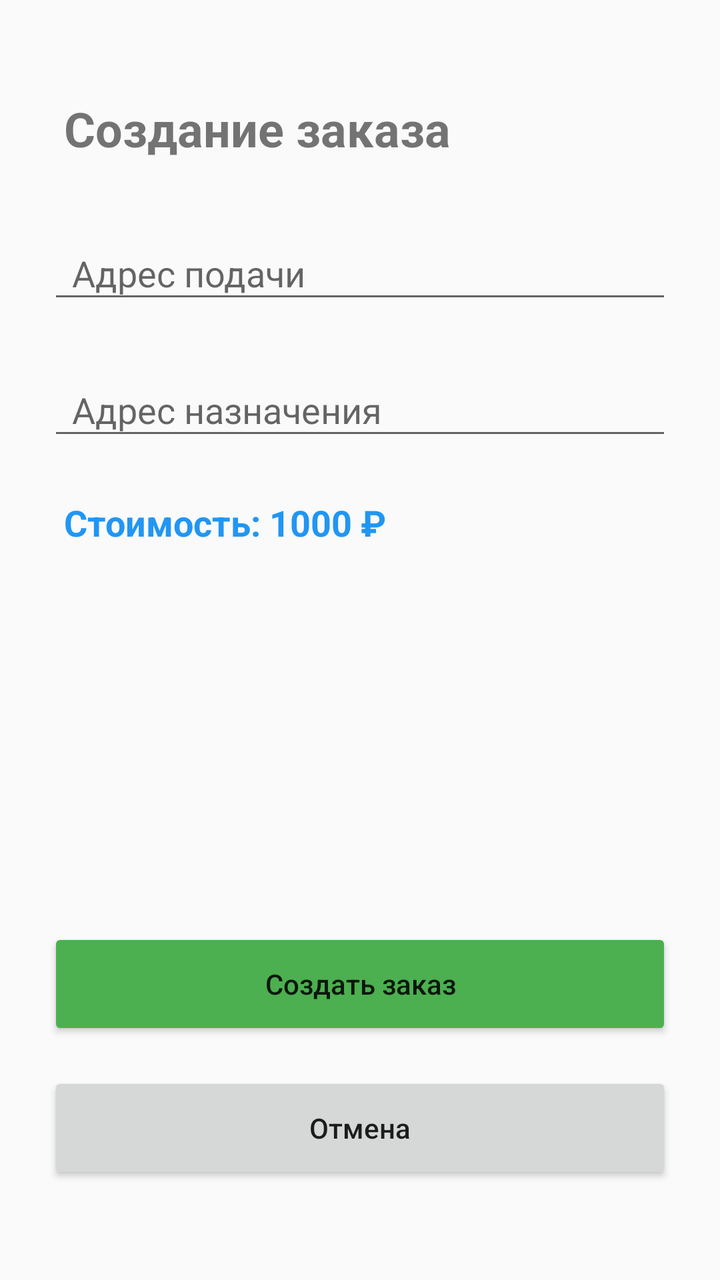
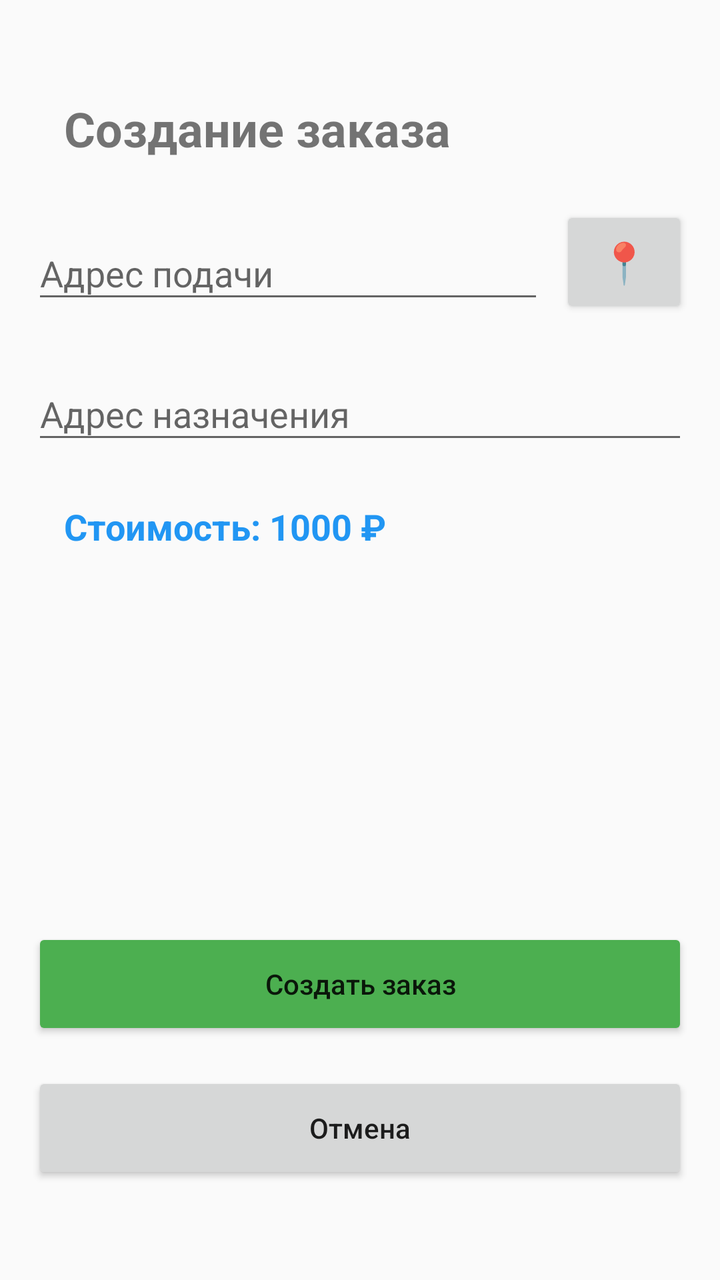

Before-and-after screenshots of an Android layout around one commit, followed by the original layout XML and the change that was made.
<!-- AndroidManifest.xml: application theme Theme.AppCompat.Light.DarkActionBar -->
<!-- res/layout/activity_create_order.xml -->
<?xml version="1.0" encoding="utf-8"?>
<androidx.constraintlayout.widget.ConstraintLayout
    xmlns:android="http://schemas.android.com/apk/res/android"
    xmlns:app="http://schemas.android.com/apk/res-auto"
    android:layout_width="match_parent"
    android:layout_height="match_parent"
    android:padding="16dp"
    android:fitsSystemWindows="true">

    <TextView
        android:id="@+id/title"
        android:layout_width="wrap_content"
        android:layout_height="wrap_content"
        android:text="Создание заказа"
        android:textSize="24sp"
        android:textStyle="bold"
        app:layout_constraintTop_toTopOf="parent"
        app:layout_constraintStart_toStartOf="parent"
        android:layout_marginTop="32dp"
        android:layout_marginStart="16dp" />

    <com.google.android.material.textfield.TextInputLayout
        android:id="@+id/pickupLayout"
        android:layout_width="0dp"
        android:layout_height="wrap_content"
        android:hint="Адрес подачи"
        app:layout_constraintTop_toBottomOf="@id/title"
        app:layout_constraintStart_toStartOf="parent"
        app:layout_constraintEnd_toEndOf="parent"
        android:layout_marginTop="24dp"
        android:layout_marginStart="8dp"
        android:layout_marginEnd="8dp">

        <com.google.android.material.textfield.TextInputEditText
            android:id="@+id/etPickupAddress"
            android:layout_width="match_parent"
            android:layout_height="wrap_content"
            android:paddingStart="12dp"
            android:paddingEnd="12dp"/>
    </com.google.android.material.textfield.TextInputLayout>

    <com.google.android.material.textfield.TextInputLayout
        android:id="@+id/dropoffLayout"
        android:layout_width="0dp"
        android:layout_height="wrap_content"
        android:hint="Адрес назначения"
        app:layout_constraintTop_toBottomOf="@id/pickupLayout"
        app:layout_constraintStart_toStartOf="parent"
        app:layout_constraintEnd_toEndOf="parent"
        android:layout_marginTop="16dp"
        android:layout_marginStart="8dp"
        android:layout_marginEnd="8dp">

        <com.google.android.material.textfield.TextInputEditText
            android:id="@+id/etDropoffAddress"
            android:layout_width="match_parent"
            android:layout_height="wrap_content"
            android:paddingStart="12dp"
            android:paddingEnd="12dp"/>
    </com.google.android.material.textfield.TextInputLayout>

    <TextView
        android:id="@+id/tvPrice"
        android:layout_width="wrap_content"
        android:layout_height="wrap_content"
        android:text="Стоимость: 1000 ₽"
        android:textSize="18sp"
        android:textStyle="bold"
        android:textColor="#2196F3"
        app:layout_constraintTop_toBottomOf="@id/dropoffLayout"
        app:layout_constraintStart_toStartOf="parent"
        android:layout_marginTop="24dp"
        android:layout_marginStart="16dp" />

    <Button
        android:id="@+id/btnCreateOrder"
        android:layout_width="0dp"
        android:layout_height="56dp"
        android:text="Создать заказ"
        android:textAllCaps="false"
        android:backgroundTint="#4CAF50"
        app:layout_constraintBottom_toTopOf="@id/btnCancel"
        app:layout_constraintStart_toStartOf="parent"
        app:layout_constraintEnd_toEndOf="parent"
        android:layout_marginBottom="16dp"
        android:layout_marginStart="8dp"
        android:layout_marginEnd="8dp" />

    <Button
        android:id="@+id/btnCancel"
        android:layout_width="0dp"
        android:layout_height="56dp"
        android:text="Отмена"
        android:textAllCaps="false"
        app:layout_constraintBottom_toBottomOf="parent"
        app:layout_constraintStart_toStartOf="parent"
        app:layout_constraintEnd_toEndOf="parent"
        android:layout_marginBottom="32dp"
        android:layout_marginStart="8dp"
        android:layout_marginEnd="8dp" />

</androidx.constraintlayout.widget.ConstraintLayout>
<!-- resources referenced by this layout -->
<resources>

</resources>

<!-- the commit's change to res/layout/activity_create_order.xml (unified diff, before → after) -->
@@ -19,44 +19,59 @@
         android:layout_marginTop="32dp"
         android:layout_marginStart="16dp" />
 
-    <com.google.android.material.textfield.TextInputLayout
-        android:id="@+id/pickupLayout"
+    <androidx.constraintlayout.widget.ConstraintLayout
+        android:id="@+id/pickupContainer"
         android:layout_width="0dp"
         android:layout_height="wrap_content"
-        android:hint="Адрес подачи"
         app:layout_constraintTop_toBottomOf="@id/title"
         app:layout_constraintStart_toStartOf="parent"
         app:layout_constraintEnd_toEndOf="parent"
-        android:layout_marginTop="24dp"
-        android:layout_marginStart="8dp"
-        android:layout_marginEnd="8dp">
+        android:layout_marginTop="24dp">
 
-        <com.google.android.material.textfield.TextInputEditText
-            android:id="@+id/etPickupAddress"
-            android:layout_width="match_parent"
+        <com.google.android.material.textfield.TextInputLayout
+            android:id="@+id/pickupLayout"
+            android:layout_width="0dp"
             android:layout_height="wrap_content"
-            android:paddingStart="12dp"
-            android:paddingEnd="12dp"/>
-    </com.google.android.material.textfield.TextInputLayout>
+            android:hint="Адрес подачи"
+            app:layout_constraintTop_toTopOf="parent"
+            app:layout_constraintStart_toStartOf="parent"
+            app:layout_constraintEnd_toStartOf="@id/btnCurrentLocation"
+            app:layout_constraintHorizontal_weight="4"
+            android:layout_marginEnd="8dp">
+
+            <EditText
+                android:id="@+id/etPickupAddress"
+                android:layout_width="match_parent"
+                android:layout_height="wrap_content" />
+        </com.google.android.material.textfield.TextInputLayout>
+
+        <Button
+            android:id="@+id/btnCurrentLocation"
+            android:layout_width="0dp"
+            android:layout_height="56dp"
+            android:text="📍"
+            android:textSize="20sp"
+            app:layout_constraintTop_toTopOf="@id/pickupLayout"
+            app:layout_constraintBottom_toBottomOf="@id/pickupLayout"
+            app:layout_constraintStart_toEndOf="@id/pickupLayout"
+            app:layout_constraintEnd_toEndOf="parent"
+            app:layout_constraintHorizontal_weight="1" />
+    </androidx.constraintlayout.widget.ConstraintLayout>
 
     <com.google.android.material.textfield.TextInputLayout
         android:id="@+id/dropoffLayout"
         android:layout_width="0dp"
         android:layout_height="wrap_content"
         android:hint="Адрес назначения"
-        app:layout_constraintTop_toBottomOf="@id/pickupLayout"
+        app:layout_constraintTop_toBottomOf="@id/pickupContainer"
         app:layout_constraintStart_toStartOf="parent"
         app:layout_constraintEnd_toEndOf="parent"
-        android:layout_marginTop="16dp"
-        android:layout_marginStart="8dp"
-        android:layout_marginEnd="8dp">
+        android:layout_marginTop="16dp">
 
-        <com.google.android.material.textfield.TextInputEditText
+        <EditText
             android:id="@+id/etDropoffAddress"
             android:layout_width="match_parent"
-            android:layout_height="wrap_content"
-            android:paddingStart="12dp"
-            android:paddingEnd="12dp"/>
+            android:layout_height="wrap_content" />
     </com.google.android.material.textfield.TextInputLayout>
 
     <TextView
@@ -82,9 +97,7 @@
         app:layout_constraintBottom_toTopOf="@id/btnCancel"
         app:layout_constraintStart_toStartOf="parent"
         app:layout_constraintEnd_toEndOf="parent"
-        android:layout_marginBottom="16dp"
-        android:layout_marginStart="8dp"
-        android:layout_marginEnd="8dp" />
+        android:layout_marginBottom="16dp" />
 
     <Button
         android:id="@+id/btnCancel"
@@ -95,8 +108,6 @@
         app:layout_constraintBottom_toBottomOf="parent"
         app:layout_constraintStart_toStartOf="parent"
         app:layout_constraintEnd_toEndOf="parent"
-        android:layout_marginBottom="32dp"
-        android:layout_marginStart="8dp"
-        android:layout_marginEnd="8dp" />
+        android:layout_marginBottom="32dp" />
 
 </androidx.constraintlayout.widget.ConstraintLayout>
